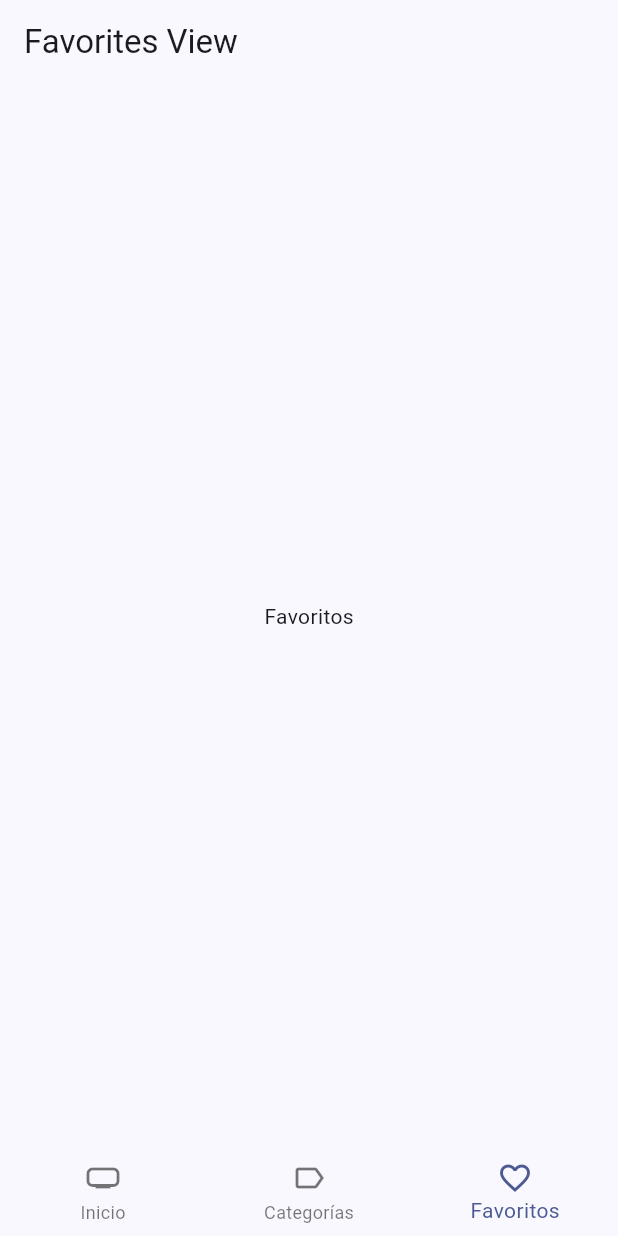
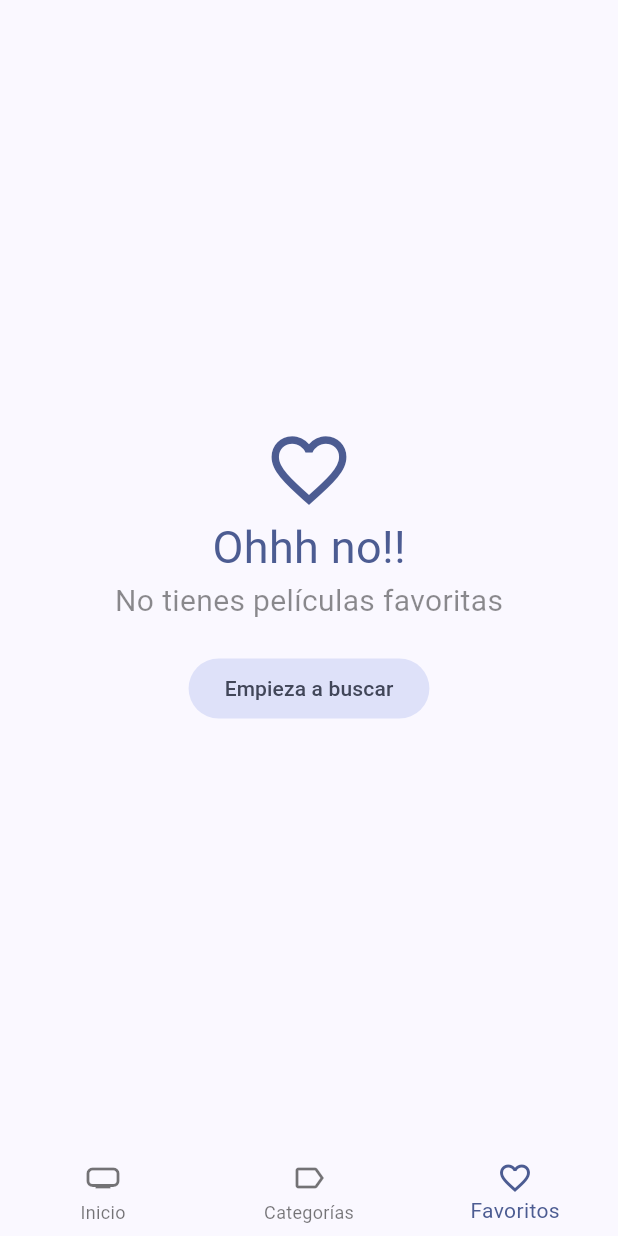
Before and after one commit to cseluzha/PracticeFlutter, a Flutter app: the screen it shows after launch, item 3 of the bottom bar chosen, on a phone screen of 412 x 824 dp. Run offline on Flutter 3.47's test engine with Material 2 defaults, Android fonts, the phone set to English and light mode, and no system bars; our stand-ins replace animate_do, card_swiper, dio, flutter_dotenv, flutter_riverpod, go_router and 2 more; accounts and stored records are empty; generated files the repository leaves out were written again; network calls fail.

Commit message:
feat: create a mansory grid with animations, and infinite scroll for search the favorite movies into the local data base, add a file for imports to domain and intrastructure folders

```diff
--- a/cinemapedia/lib/main.dart
+++ b/cinemapedia/lib/main.dart
@@ -1,10 +1,9 @@
 import 'package:flutter/material.dart';
+import 'package:flutter_dotenv/flutter_dotenv.dart';
+import 'package:flutter_riverpod/flutter_riverpod.dart';
 
 import 'package:cinemapedia/config/router/app_router.dart';
-import 'package:flutter_dotenv/flutter_dotenv.dart';
-
 import 'package:cinemapedia/config/theme/app_theme.dart';
-import 'package:flutter_riverpod/flutter_riverpod.dart';
 
 Future<void> main() async{
 
--- a/cinemapedia/lib/presentation/providers/actors/actors_by_movie_provider.dart
+++ b/cinemapedia/lib/presentation/providers/actors/actors_by_movie_provider.dart
@@ -1,5 +1,5 @@
 import 'package:cinemapedia/domain/entities/actor.dart';
-import 'package:cinemapedia/presentation/providers/actors/actors_repository_provider.dart';
+import 'package:cinemapedia/presentation/providers/providers.dart';
 import 'package:flutter_riverpod/flutter_riverpod.dart';
 
 //Define the provider for the actors.
--- a/cinemapedia/lib/presentation/providers/movies/movies_repository_provider.dart
+++ b/cinemapedia/lib/presentation/providers/movies/movies_repository_provider.dart
@@ -2,7 +2,7 @@
 import 'package:flutter_riverpod/flutter_riverpod.dart';
 import 'package:cinemapedia/infrastructure/repositories/movie_repository_impl.dart';
 
-// Este repositorio es inmutable
+// This repository is immutable
 final movieRepositoryProvider = Provider((ref) {
   return MovieRepositoryImpl( MoviedbDatasource() );
 });
--- a/cinemapedia/lib/presentation/providers/movies/movies_slideshow_provider.dart
+++ b/cinemapedia/lib/presentation/providers/movies/movies_slideshow_provider.dart
@@ -1,9 +1,7 @@
 import 'package:flutter_riverpod/flutter_riverpod.dart';
-import 'package:cinemapedia/domain/entities/movie.dart';
 
+import 'package:cinemapedia/domain/domain.dart';
 import 'movies_providers.dart';
-
-
 
 // Provider  with riverpod have all providers and only use to neccesary.
 final moviesSlideshowProvider = Provider<List<Movie>>((ref){
--- a/cinemapedia/lib/presentation/providers/providers.dart
+++ b/cinemapedia/lib/presentation/providers/providers.dart
@@ -10,3 +10,4 @@
 export 'search/search_movies_provider.dart';
 
 export 'storage/local_storage_provider.dart';
+export 'storage/favorite_movies_provider.dart';
--- a/cinemapedia/lib/presentation/screens/movies/movie_screen.dart
+++ b/cinemapedia/lib/presentation/screens/movies/movie_screen.dart
@@ -1,8 +1,9 @@
 import 'package:animate_do/animate_do.dart';
-import 'package:cinemapedia/presentation/providers/providers.dart';
+import 'package:cinemapedia/domain/domain.dart';
 import 'package:flutter/material.dart';
 import 'package:flutter_riverpod/flutter_riverpod.dart';
-import 'package:cinemapedia/domain/entities/movie.dart';
+
+import 'package:cinemapedia/presentation/providers/providers.dart';
 
 // use riverpod Consumer... to get information of providers
 class MovieScreen extends ConsumerStatefulWidget {
--- a/cinemapedia/lib/presentation/views/movies/favorites_view.dart
+++ b/cinemapedia/lib/presentation/views/movies/favorites_view.dart
@@ -1,15 +1,68 @@
 import 'package:flutter/material.dart';
+import 'package:flutter_riverpod/flutter_riverpod.dart';
+import 'package:go_router/go_router.dart';
 
-class FavoritesView extends StatelessWidget {
+import 'package:cinemapedia/presentation/providers/providers.dart';
+import 'package:cinemapedia/presentation/widgets/widgets.dart';
+
+class FavoritesView extends ConsumerStatefulWidget {
   const FavoritesView({super.key});
 
   @override
+  FavoritesViewState createState() => FavoritesViewState();
+}
+
+class FavoritesViewState extends ConsumerState<FavoritesView> {
+  bool isLastPage = false;
+  bool isLoading = false;
+
+  @override
+  void initState() {
+    super.initState();
+
+    loadNextPage();
+  }
+
+  void loadNextPage() async {
+    if (isLoading || isLastPage) return;
+    isLoading = true;
+    // access to notifier for get next page.
+    final movies =
+        await ref.read(favoriteMoviesProvider.notifier).loadNextPage();
+    isLoading = false;
+
+    if (movies.isEmpty) {
+      isLastPage = true;
+    }
+  }
+
+  @override
   Widget build(BuildContext context) {
+    // listen the provider for get list movies on favorite into local database.
+    final favoriteMovies = ref.watch(favoriteMoviesProvider).values.toList();
+
+    if (favoriteMovies.isEmpty) {
+      final colors = Theme.of(context).colorScheme;
+      return Center(
+        child: Column(
+          mainAxisAlignment: MainAxisAlignment.center,
+          crossAxisAlignment: CrossAxisAlignment.center,
+          children: [
+            Icon(Icons.favorite_outline_sharp, size: 60, color: colors.primary),
+            Text('Ohhh no!!',
+                style: TextStyle(fontSize: 30, color: colors.primary)),
+            const Text('No tienes películas favoritas',
+                style: TextStyle(fontSize: 20, color: Colors.black45)),
+            const SizedBox(height: 20),
+            FilledButton.tonal(
+                onPressed: () => context.go('/home/0'),
+                child: const Text('Empieza a buscar'))
+          ],
+        ),
+      );
+    }
+
     return Scaffold(
-      appBar: AppBar(
-        title: const Text('Favorites View'),
-      ),
-      body: const Center(child: Text('Favoritos')),
-    );
+        body: MovieMasonry(loadNextPage: loadNextPage, movies: favoriteMovies));
   }
 }
--- a/cinemapedia/lib/presentation/widgets/widgets.dart
+++ b/cinemapedia/lib/presentation/widgets/widgets.dart
@@ -2,8 +2,9 @@
 
 export 'movies/movies_slideshow.dart';
 export 'movies/movie_horizontal_listview.dart';
+export 'movies/movie_poster.link.dart';
+export 'movies/movies_masonry.dart';
 
 export 'shared/custom_appbar.dart';
 export 'shared/custom_bottom_navigation.dart';
-
 export 'shared/full_screen_loader.dart';
--- a/cinemapedia/pubspec.yaml
+++ b/cinemapedia/pubspec.yaml
@@ -14,6 +14,7 @@
     sdk: flutter
   flutter_dotenv: ^5.1.0
   flutter_riverpod: ^2.4.5
+  flutter_staggered_grid_view: ^0.7.0
   go_router: ^12.0.1
   intl: ^0.18.1
   isar: ^3.1.0+1
```
Also changed, not shown: cinemapedia/lib/domain/domain.dart (added, +10 -0 lines), cinemapedia/lib/infrastructure/infrastructure.dart (added, +15 -0 lines), cinemapedia/lib/presentation/providers/storage/favorite_movies_provider.dart (added, +53 -0 lines), cinemapedia/lib/presentation/widgets/movies/movie_poster.link.dart (added, +24 -0 lines), cinemapedia/lib/presentation/widgets/movies/movies_masonry.dart (added, +66 -0 lines).
